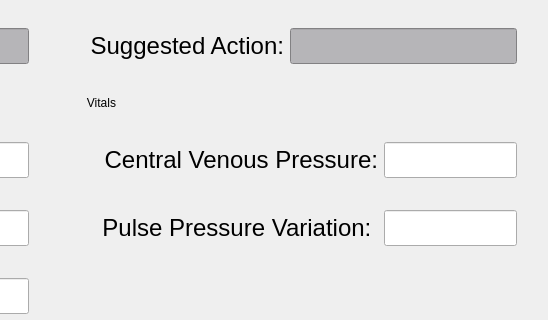
Old version of the form app/frontend/views/vitalsWindow.ui in the repository lmitchell33/Fluid-Solutions; both pictures show x 339 to 887 and y 189 to 509 of the 887 by 689 pixel window.
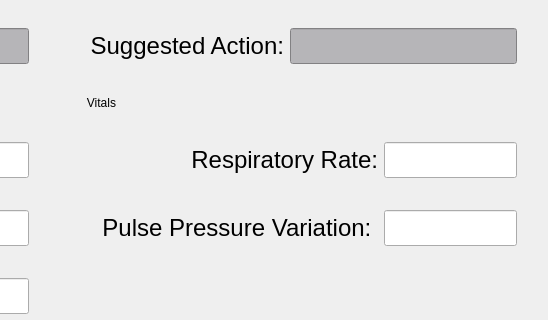
New version of the form.

```diff
--- a/app/frontend/views/vitalsWindow.ui
+++ b/app/frontend/views/vitalsWindow.ui
@@ -384,7 +384,7 @@
         <string notr="true">font-size: 24px;</string>
       </property>
       <property name="text">
-       <string>Central Venous Pressure:</string>
+       <string>Respiratory Rate:</string>
       </property>
       <property name="alignment">
        <set>Qt::AlignRight|Qt::AlignTrailing|Qt::AlignVCenter</set>
```
